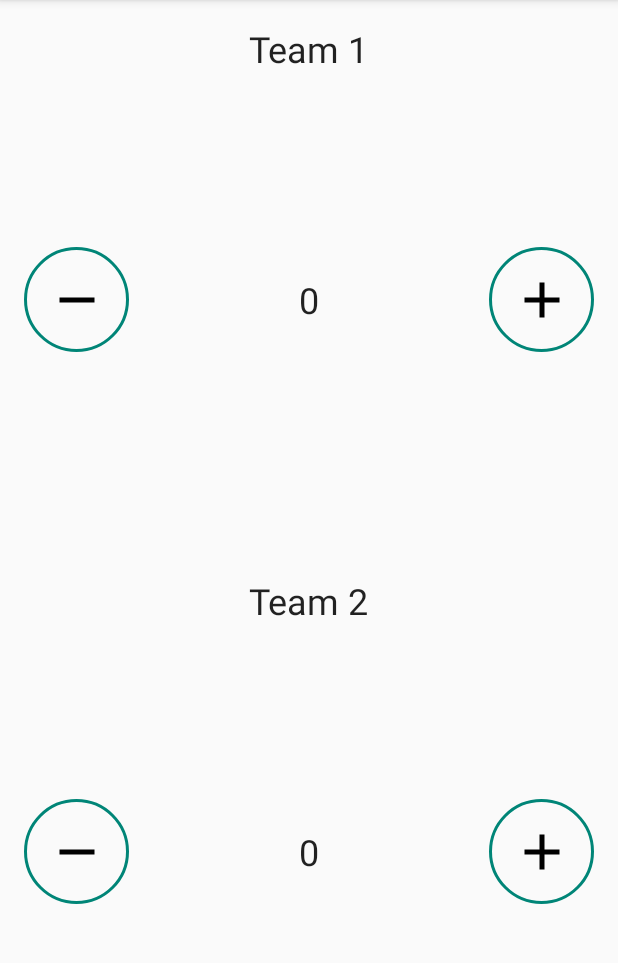
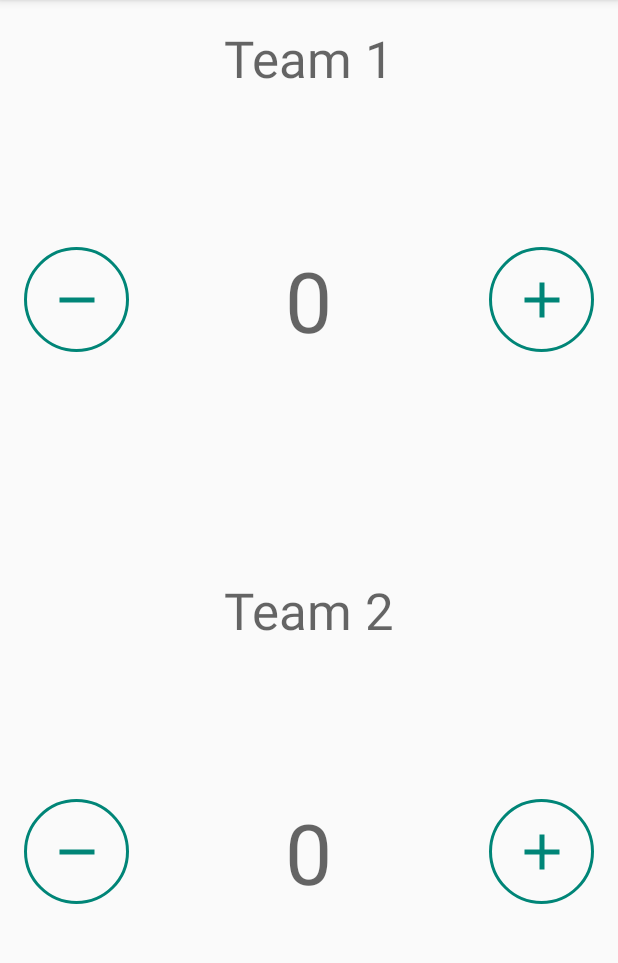
Before and after one commit to thom1376/Lab5, an Android app: the screen it shows after launch (MainActivity), on a phone screen of 412 x 824 dp, the part 84-1047 px from its top. Run offline under Robolectric (Android 15) with nearby library versions, the phone set to English and light mode, and no system bars.

Commit message:
Update styles in Scorekeeper project

```diff
--- a/Scorekeeper/app/src/main/res/layout/activity_main.xml
+++ b/Scorekeeper/app/src/main/res/layout/activity_main.xml
@@ -13,7 +13,7 @@
         android:layout_weight="1">
 
         <TextView
-            style="@style/ScoreText"
+            style="@style/TeamText"
             android:layout_width="wrap_content"
             android:layout_height="wrap_content"
             android:layout_alignParentTop="true"
@@ -56,7 +56,7 @@
         android:layout_weight="1">
 
         <TextView
-            style="@style/ScoreText"
+            style="@style/TeamText"
             android:layout_width="wrap_content"
             android:layout_height="wrap_content"
             android:layout_alignParentTop="true"
--- a/Scorekeeper/app/src/main/res/values/styles.xml
+++ b/Scorekeeper/app/src/main/res/values/styles.xml
@@ -10,6 +10,7 @@
 
     <style name="ScoreButtons" parent="Widget.AppCompat.Button">
         <item name="android:background">@drawable/button_background</item>
+        <item name="android:tint">@color/colorPrimary</item>
     </style>
 
     <style name="PlusButtons" parent="ScoreButtons">
@@ -23,7 +24,11 @@
     </style>
 
     <style name="ScoreText">
-        <item name="android:textAppearance">@style/TextAppearance.AppCompat.Headline</item>
+        <item name="android:textAppearance">@style/TextAppearance.AppCompat.Display3</item>
+    </style>
+
+    <style name="TeamText">
+        <item name="android:textAppearance">@style/TextAppearance.AppCompat.Display1</item>
     </style>
 
 </resources>
```
